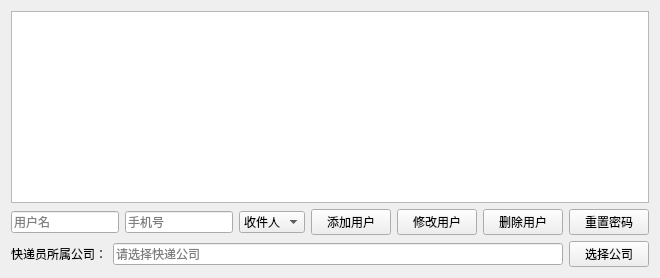
The window that views/UserManageView.ui (LittleChiu/ExpressManager) describes before a commit, drawn with Qt 5.
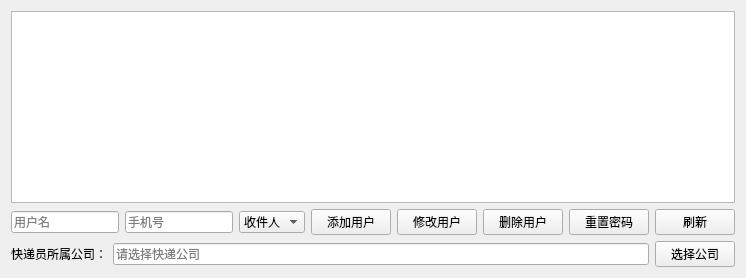
The same window after the commit.

Patch:
```diff
--- a/views/UserManageView.ui
+++ b/views/UserManageView.ui
@@ -72,6 +72,13 @@
        </property>
       </widget>
      </item>
+     <item>
+      <widget class="QPushButton" name="refreshUserButton">
+       <property name="text">
+        <string>刷新</string>
+       </property>
+      </widget>
+     </item>
     </layout>
    </item>
    <item>
```
